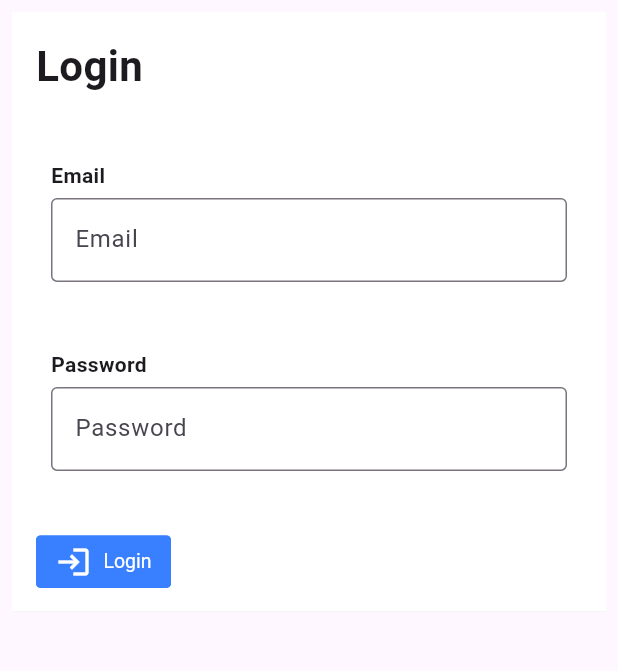
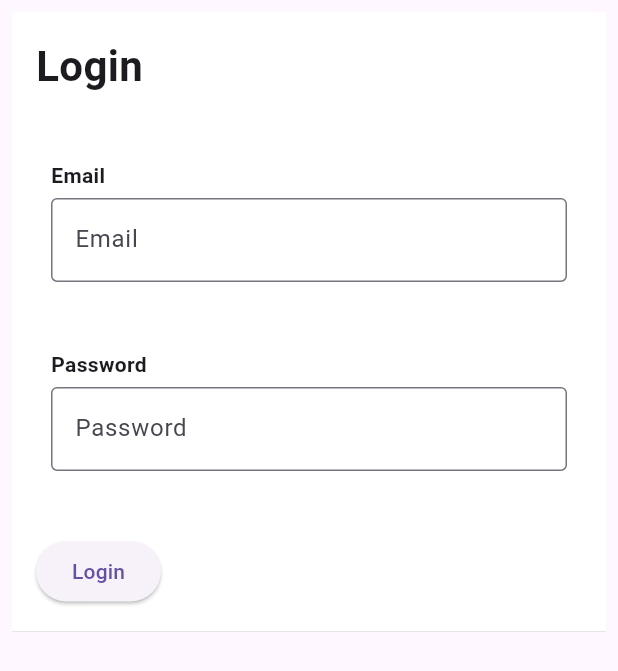
Before and after one commit to godstark82/journal_admin, a Flutter app: the LoginWidget widget shown alone on an empty page, opened directly, on a phone screen of 412 x 824 dp. Shown: the top 671 px of the screen. Run offline on Flutter 3.47's test engine with Material 3 defaults, Android fonts, the phone set to English and light mode, and no system bars; drawn by our look-alikes of getwidget; our stand-ins replace bloc, cloud_firestore, equatable, file_picker, firebase_auth, firebase_core and 8 more; missing offline and left inert: html_editor_enhanced; accounts and stored records are empty; statements that could not run were skipped.

Commit message:
removed dependency from git widgets

```diff
--- a/lib/features/login/presentation/widgets/login_widget.dart
+++ b/lib/features/login/presentation/widgets/login_widget.dart
@@ -3,7 +3,6 @@ import 'dart:developer';
 import 'package:flutter/material.dart';
 import 'package:flutter_bloc/flutter_bloc.dart';
 import 'package:get/get.dart';
-import 'package:getwidget/components/button/gf_button.dart';
 import 'package:journal_web/core/common/widgets/custom_text_field.dart';
 import 'package:journal_web/features/login/data/repositories/login_repo_impl.dart';
 import 'package:journal_web/features/login/presentation/bloc/login_bloc.dart';
@@ -40,15 +39,14 @@ class LoginWidget extends StatelessWidget {
                 if (state is LoginLoadingState) {
                   return CircularProgressIndicator.adaptive();
                 }
-                return GFButton(
-                  icon: Icon(Icons.login),
+                return ElevatedButton(
                   onPressed: () {
                     log(email);
                     log(pass);
                     context.read<LoginBloc>().add(LoginInitiateLoginEvent(
                         EmailPassModel(email: email, password: pass)));
                   },
-                  text: 'Login',
+                  child: Text('Login'),
                 );
               },
             )
--- a/pubspec.yaml
+++ b/pubspec.yaml
@@ -18,7 +18,7 @@ dependencies:
   flutter_bloc: ^8.1.6
   equatable: ^2.0.5
   cloud_firestore: ^5.4.2
-  getwidget: ^4.0.0
+  # getwidget: ^4.0.0
   responsive_builder: ^0.7.1
   csc_picker: ^0.2.7
   firebase_auth: ^5.3.0
```
Also changed, not shown: pubspec.lock.
